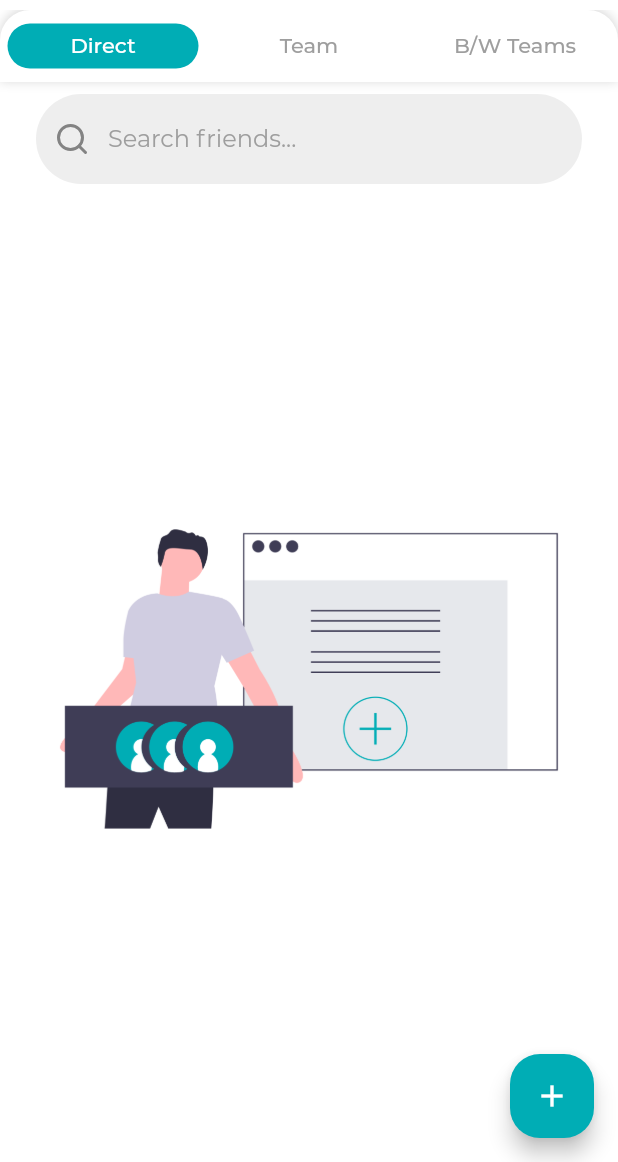
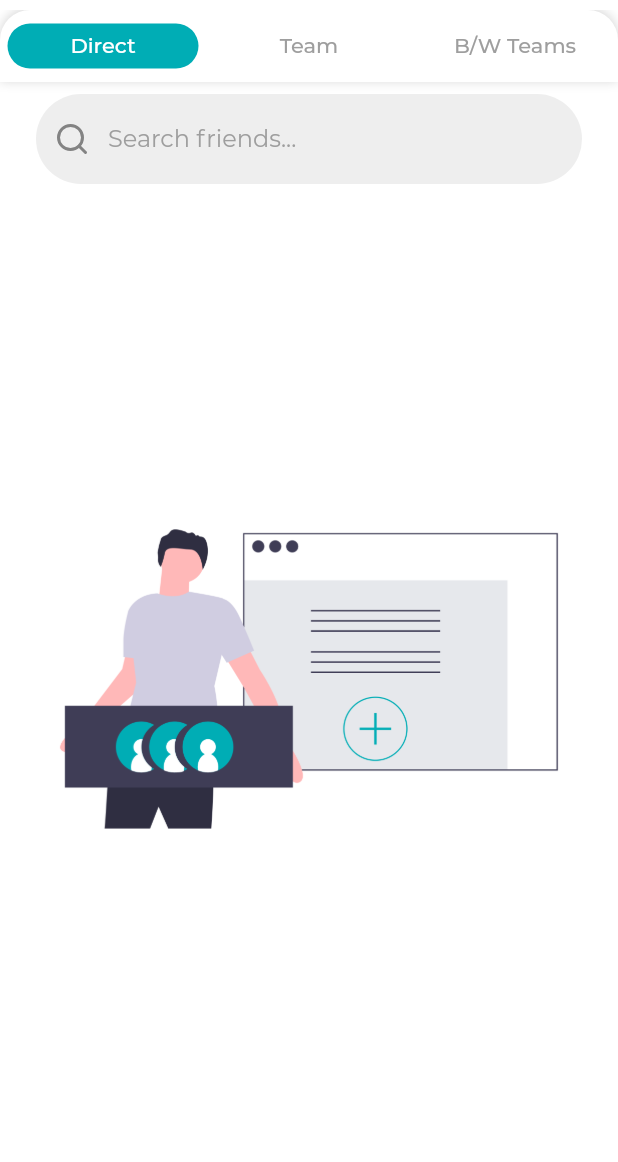
Before and after one commit to Runbhumi/Runbhumi, a Flutter app: the Network screen opened by its route, on a phone screen of 412 x 824 dp, the part 74-1236 px from its top. Run offline on Flutter 3.47's test engine with Material 2 defaults, Android fonts, the phone set to English and light mode, and no system bars; our stand-ins replace bubble_tab_indicator, cloud_firestore, datetime_picker_formfield, firebase_auth, firebase_core, flutter_icons and 2 more; accounts and stored records are empty; project files that could hold a hidden picture were left out.

Commit message:
restricted add event btn to home page only

```diff
--- a/lib/view/networkPage.dart
+++ b/lib/view/networkPage.dart
@@ -57,17 +57,17 @@ class _NetworkState extends State<Network> {
           ),
         ),
       ),
-      floatingActionButton: FloatingActionButton(
-        onPressed: () {
-          Navigator.pushNamed(context, "/addpost");
-        },
-        child: Icon(Icons.add),
-        foregroundColor: Colors.white,
-        shape: RoundedRectangleBorder(
-          borderRadius: BorderRadius.all(Radius.circular(20)),
-        ),
-        backgroundColor: Theme.of(context).primaryColor,
-      ),
+      // floatingActionButton: FloatingActionButton(
+      //   onPressed: () {
+      //     Navigator.pushNamed(context, "/addpost");
+      //   },
+      //   child: Icon(Icons.add),
+      //   foregroundColor: Colors.white,
+      //   shape: RoundedRectangleBorder(
+      //     borderRadius: BorderRadius.all(Radius.circular(20)),
+      //   ),
+      //   backgroundColor: Theme.of(context).primaryColor,
+      // ),
     );
   }
 }
@@ -121,16 +121,16 @@ class _DirectChatsState extends State<DirectChats> {
                         onTap: () {
                           //Sending the user to the chat room
                           Navigator.push(
-                              context,
-                              MaterialPageRoute(
-                                  builder: (context) => Conversation(
-                                      chatRoomId: asyncSnapshot
-                                          .data.documents[index]
-                                          .get('chatRoomId'),
-                                      usersNames: asyncSnapshot
-                                          .data.documents[index]
-                                          .get('usersNames'))));
-
+                            context,
+                            MaterialPageRoute(
+                              builder: (context) => Conversation(
+                                chatRoomId: asyncSnapshot.data.documents[index]
+                                    .get('chatRoomId'),
+                                usersNames: asyncSnapshot.data.documents[index]
+                                    .get('usersNames'),
+                              ),
+                            ),
+                          );
                         },
                         title: Constants.prefs.getString('name') ==
                                 asyncSnapshot.data.documents[index]
@@ -142,7 +142,8 @@ class _DirectChatsState extends State<DirectChats> {
                         leading: Icon(Icons.person),
                         trailing: Icon(Icons.send),
                       );
-                    })
+                    },
+                  )
                 : //if you have no friends you will get this illustration
                 Container(
                     child: Center(
@@ -395,7 +396,6 @@ class UserSearchDirect extends SearchDelegate<ListView> {
   }
 }
 
-
 class ChatsTabs extends StatelessWidget {
   const ChatsTabs({
     Key key,
```
Also changed, not shown: lib/view/notificationsPage.dart (+0 -11 lines).
